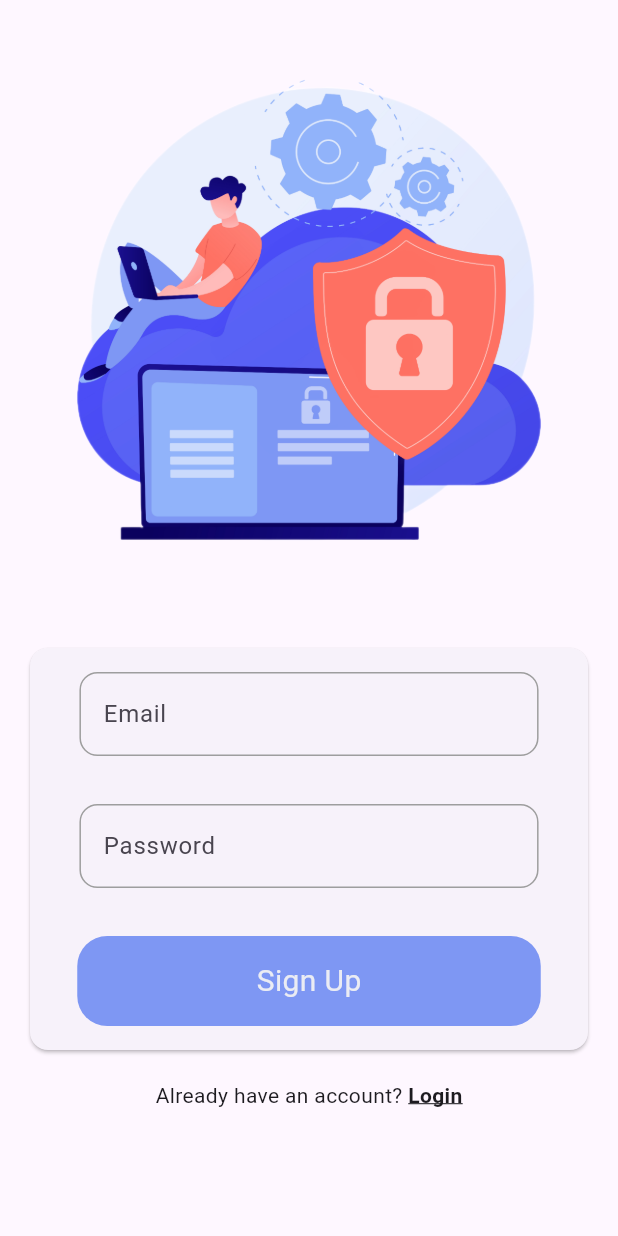
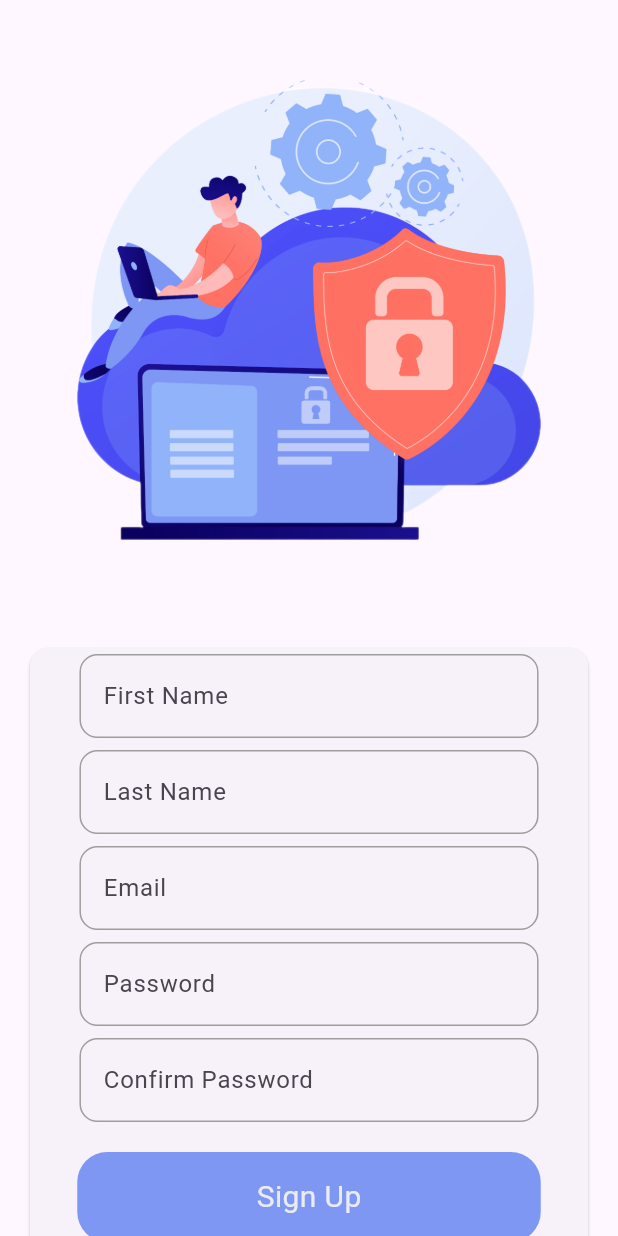
Before and after one commit to ahmd4real/chat, a Flutter app: the RegisterPage screen opened by its route, on a phone screen of 412 x 824 dp. Run offline on Flutter 3.47's test engine with Material 3 defaults, Android fonts, the light colour scheme and no system bars; drawn by our look-alikes of modal_progress_hud_nsn.

Commit message:
additional fields

```diff
--- a/lib/models/message_model.dart
+++ b/lib/models/message_model.dart
@@ -1,6 +1,3 @@
-
-
-
 import 'package:chat/constants.dart';
 
 class Message{
--- a/lib/view/Screens/register_page.dart
+++ b/lib/view/Screens/register_page.dart
@@ -1,5 +1,5 @@
-
 import 'package:flutter/material.dart';
+import 'package:flutter/widgets.dart';
 import 'package:modal_progress_hud_nsn/modal_progress_hud_nsn.dart';
 
 import '../Widgets/custom_button.dart';
@@ -14,9 +14,15 @@ class RegisterPage extends StatefulWidget {
 }
 
 class _RegisterPageState extends State<RegisterPage> {
-  String? email;
+  TextEditingController emailController = TextEditingController();
 
-  String? password;
+  TextEditingController passwordController = TextEditingController();
+
+  TextEditingController nameController = TextEditingController();
+
+  TextEditingController lastNameController = TextEditingController();
+
+  TextEditingController confirmPasswordController = TextEditingController();
 
   GlobalKey<FormState> formKey = GlobalKey();
 
@@ -38,18 +44,29 @@ class _RegisterPageState extends State<RegisterPage> {
                   child: Column(
                     children: [
                       CustomTextFormField(
+                        controller: nameController,
+                        hidden: false,
+                        hintText: 'First Name',
+                      ),
+                      CustomTextFormField(
+                        controller: lastNameController,
+                        hidden: false,
+                        hintText: 'Last Name',
+                      ),
+                      CustomTextFormField(
+                        controller: emailController,
                         hidden: false,
                         hintText: 'Email',
-                        onChanged: (data) {
-                          email = data;
-                        },
                       ),
                       CustomTextFormField(
+                        controller: passwordController,
+                        hidden: false,
+                        hintText: 'Password',
+                      ),
+                      CustomTextFormField(
+                        controller: confirmPasswordController,
                         hidden: true,
-                        hintText: 'Password',
-                        onChanged: (data) {
-                          password = data;
-                        },
+                        hintText: 'Confirm Password',
                       ),
                       CustomButton(
                         text: 'Sign Up',
@@ -70,6 +87,9 @@ class _RegisterPageState extends State<RegisterPage> {
                             // }
                             loading = false;
                             setState(() {});
+                            print(
+                            'email ${emailController.text} password ${passwordController.text} confirm password ${confirmPasswordController.text} name ${nameController.text} last name ${lastNameController.text}');
+
                           }
                         },
                       ),
@@ -77,16 +97,21 @@ class _RegisterPageState extends State<RegisterPage> {
                   ),
                 ),
               ),
+              Padding(
 
-              Row(
+                padding: const EdgeInsets.only(bottom: 16.0),
+                child: Row(
                   mainAxisAlignment: MainAxisAlignment.center,
                   children: [
-                  const Text('Already have an account? ',
+                    const Text(
+                      'Already have an account? ',
                       // style:
                       //     TextStyle(color: Color.fromARGB(255, 206, 230, 218))
                     ),
                     GestureDetector(
                         onTap: () {
+                          print(
+                              'email ${emailController.text} password ${passwordController.text} confirm password ${confirmPasswordController.text} name ${nameController.text} last name ${lastNameController.text}');
                           Navigator.pop(context);
                         },
                         child: const Text(
@@ -96,6 +121,7 @@ class _RegisterPageState extends State<RegisterPage> {
                               fontWeight: FontWeight.w600),
                         ))
                   ],
+                ),
               )
             ],
           ),
--- a/lib/view/Widgets/custom_text_form_field.dart
+++ b/lib/view/Widgets/custom_text_form_field.dart
@@ -3,24 +3,28 @@ import 'package:flutter/widgets.dart';
 
 class CustomTextFormField extends StatelessWidget {
   CustomTextFormField(
-      {required this.hidden, super.key, this.onChanged, this.hintText});
+      {required this.hidden, super.key, this.onChanged, this.hintText,
+      required this.controller
+
+      });
   String? hintText;
   bool hidden;
+   TextEditingController controller=TextEditingController();
   Function(String)? onChanged;
   @override
   Widget build(BuildContext context) {
     return Padding(
-      padding:  EdgeInsets.symmetric(horizontal: MediaQuery.of(context).size.width * 0.08, vertical: 16),
+      padding: EdgeInsets.symmetric(
+          horizontal: MediaQuery.of(context).size.width * 0.08, vertical: 4),
       child: TextFormField(
-
         obscureText: hidden,
-
         validator: (value) {
           if (value!.isEmpty) {
             return 'Field is Required';
           }
           return null;
         },
+        controller: controller ,
         onChanged: onChanged,
         decoration: InputDecoration(
           hintText: hintText,
@@ -28,12 +32,11 @@ class CustomTextFormField extends StatelessWidget {
             borderRadius: BorderRadius.all(Radius.circular(12)),
           ),
           enabledBorder: const OutlineInputBorder(
-            borderRadius :BorderRadius.all(Radius.circular(12)),
+              borderRadius: BorderRadius.all(Radius.circular(12)),
               borderSide: BorderSide(color: Colors.grey)),
           focusedBorder: const OutlineInputBorder(
-            borderRadius :BorderRadius.all(Radius.circular(12)),
-              borderSide:
-                  BorderSide(color: Colors.deepPurple)),
+              borderRadius: BorderRadius.all(Radius.circular(12)),
+              borderSide: BorderSide(color: Colors.deepPurple)),
         ),
       ),
     );
```
Also changed, not shown: lib/view/Screens/login_page.dart (+12 -7 lines), analysis_options.yaml (line endings or trailing spaces), lib/constants.dart (line endings or trailing spaces), lib/main.dart (line endings or trailing spaces), lib/utilities.dart (line endings or trailing spaces), lib/view/Screens/chat_page.dart (line endings or trailing spaces), lib/view/Widgets/chat_bubble.dart (line endings or trailing spaces), lib/view/Widgets/custom_button.dart (line endings or trailing spaces), pubspec.yaml (line endings or trailing spaces), 80 other files. Lines whose indentation alone changed are shown as unchanged.
